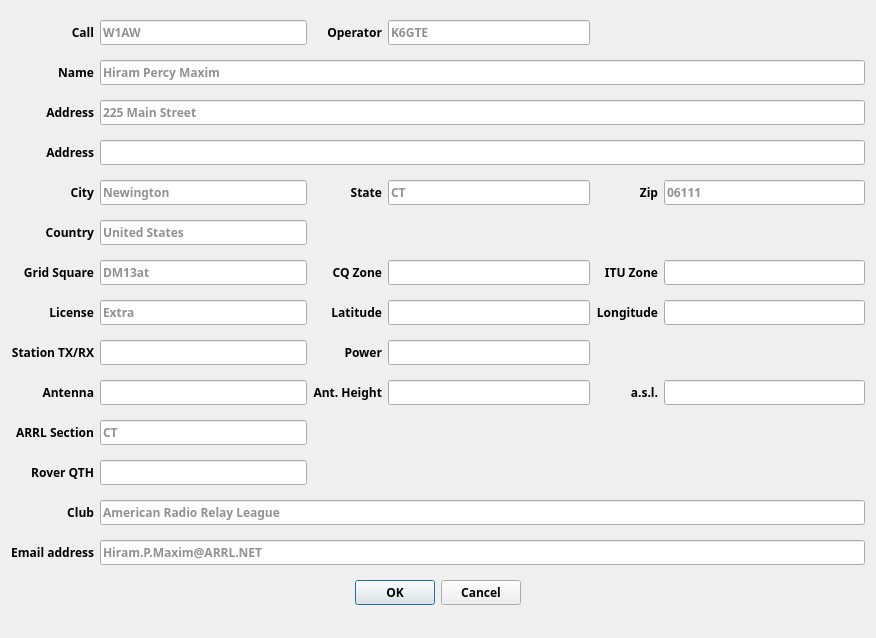
This is not1mm/data/settings.ui in mbridak/not1mm as Qt 5 draws it before an edit. The edited form follows.
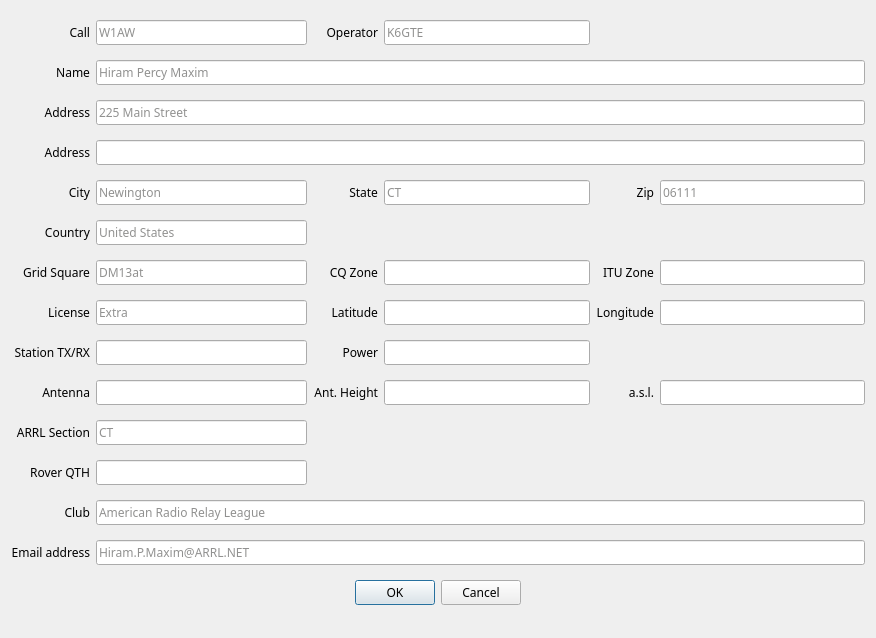
This is the edited form.

Commit message: @mbridak Fix: light mode band indicators. Refactor font weight.

Diff of the .ui file:
```diff
--- a/not1mm/data/settings.ui
+++ b/not1mm/data/settings.ui
@@ -13,7 +13,7 @@
   <property name="font">
    <font>
     <family>JetBrains Mono</family>
-    <weight>100</weight>
+    
    </font>
   </property>
   <property name="windowTitle">
```
The commit also changes 12 other files.
